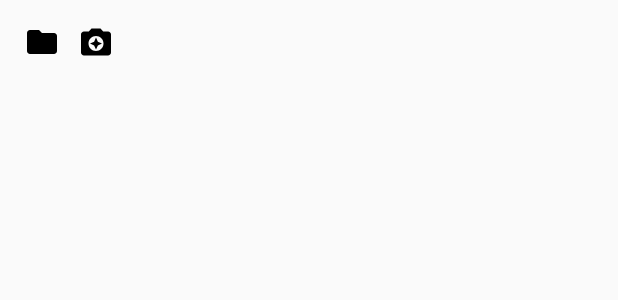
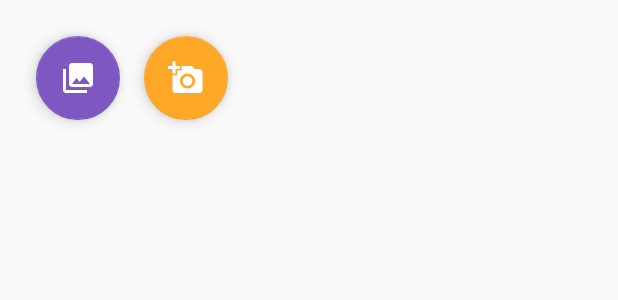
Before and after one commit to InstituteWebOps/complaints_box, an Android app: the layout alert_addimage.xml on its own in the app's theme, with its tools: preview values and no code run, on a phone screen of 412 x 824 dp. Shown: the top 300 px of the screen. Run offline under Robolectric (Android 15) with nearby library versions, the phone set to English and light mode, and no system bars; network calls fail.

Commit message:
Added viewpager to new complaint activity and photo upload almost done but param not working

```diff
--- a/app/build.gradle
+++ b/app/build.gradle
@@ -33,5 +33,7 @@ dependencies {
     compile 'com.android.support:recyclerview-v7:25.3.1'
     compile 'com.android.volley:volley:1.0.0'
     compile 'de.hdodenhof:circleimageview:2.1.0'
+    compile 'com.github.bumptech.glide:glide:3.7.0'
+
     testCompile 'junit:junit:4.12'
 }
--- a/app/src/main/java/com/example/harisanker/hostelcomplaints/JSONComplaintParser.java
+++ b/app/src/main/java/com/example/harisanker/hostelcomplaints/JSONComplaintParser.java
@@ -3,6 +3,7 @@ package com.example.harisanker.hostelcomplaints;
 import android.app.Activity;
 import android.util.JsonReader;
 import android.util.JsonToken;
+import android.util.Log;
 
 import java.io.ByteArrayInputStream;
 import java.io.IOException;
@@ -11,6 +12,7 @@ import java.io.InputStreamReader;
 import java.io.UnsupportedEncodingException;
 import java.nio.charset.Charset;
 import java.util.ArrayList;
+import java.util.Locale;
 
 /**
  * Created by DELL on 7/7/2017.
@@ -94,6 +96,9 @@ public class JSONComplaintParser {
                 complaint.setTag(reader.nextString());
             } else if (name.equals("comments")) {
                 complaint.setComments(Integer.parseInt(reader.nextString()));
+            } else if(name.equalsIgnoreCase("imageUrl")){
+//                Log.i("ImageUrl",reader.nextString());
+                complaint.setImageUrl(reader.nextString());
             } else if (name.equals("error")){
                 reader.nextString();
                 reader.endObject();
--- a/app/src/main/java/com/example/harisanker/hostelcomplaints/LatestThreadFragment.java
+++ b/app/src/main/java/com/example/harisanker/hostelcomplaints/LatestThreadFragment.java
@@ -81,8 +81,6 @@ public class LatestThreadFragment extends Fragment implements SwipeRefreshLayout
                 mRecyclerView.setAdapter(mAdapter);
                // mAdapter.notifyDataSetChanged();
 
-
-
             }
         }, new Response.ErrorListener() {
             @Override
--- /dev/null
+++ b/app/src/main/res/drawable/ic_add_a_photo_black_24dp.xml
@@ -0,0 +1,9 @@
+<vector xmlns:android="http://schemas.android.com/apk/res/android"
+        android:width="64dp"
+        android:height="64dp"
+        android:viewportWidth="24.0"
+        android:viewportHeight="24.0">
+    <path
+        android:fillColor="#FFFFFF"
+        android:pathData="M3,4L3,1h2v3h3v2L5,6v3L3,9L3,6L0,6L0,4h3zM6,10L6,7h3L9,4h7l1.83,2L21,6c1.1,0 2,0.9 2,2v12c0,1.1 -0.9,2 -2,2L5,22c-1.1,0 -2,-0.9 -2,-2L3,10h3zM13,19c2.76,0 5,-2.24 5,-5s-2.24,-5 -5,-5 -5,2.24 -5,5 2.24,5 5,5zM9.8,14c0,1.77 1.43,3.2 3.2,3.2s3.2,-1.43 3.2,-3.2 -1.43,-3.2 -3.2,-3.2 -3.2,1.43 -3.2,3.2z"/>
+</vector>
--- /dev/null
+++ b/app/src/main/res/drawable/ic_collections_black_24dp.xml
@@ -0,0 +1,9 @@
+<vector xmlns:android="http://schemas.android.com/apk/res/android"
+        android:width="64dp"
+        android:height="64dp"
+        android:viewportWidth="24.0"
+        android:viewportHeight="24.0">
+    <path
+        android:fillColor="#FFFFFF"
+        android:pathData="M22,16L22,4c0,-1.1 -0.9,-2 -2,-2L8,2c-1.1,0 -2,0.9 -2,2v12c0,1.1 0.9,2 2,2h12c1.1,0 2,-0.9 2,-2zM11,12l2.03,2.71L16,11l4,5L8,16l3,-4zM2,6v14c0,1.1 0.9,2 2,2h14v-2L4,20L4,6L2,6z"/>
+</vector>
--- a/app/src/main/res/layout/alert_addimage.xml
+++ b/app/src/main/res/layout/alert_addimage.xml
@@ -1,25 +1,39 @@
 <?xml version="1.0" encoding="utf-8"?>
 <RelativeLayout xmlns:android="http://schemas.android.com/apk/res/android"
-    android:layout_width="match_parent"
-    android:layout_height="match_parent"
+    android:layout_width="wrap_content"
+    android:layout_height="wrap_content"
     android:padding="16dp"
     android:layout_centerVertical="true"
     android:layout_centerHorizontal="true"
     xmlns:app="http://schemas.android.com/apk/res-auto">
 
-        <ImageButton
+    <LinearLayout
+        android:layout_width="wrap_content"
+        android:layout_height="wrap_content"
+        android:layout_centerInParent="true"
+        android:gravity="center">
+
+        <android.support.design.widget.FloatingActionButton
             android:layout_width="wrap_content"
             android:layout_height="wrap_content"
             android:id="@+id/ibt_gallery"
-            android:background="@drawable/ic_folder_black_24dp"/>
+            android:layout_margin="@dimen/fab_margin"
+            android:src="@drawable/ic_collections_black_24dp"
+            app:backgroundTint="#7E57C2"
+            app:fabSize="auto"/>
 
-        <ImageButton
+        <android.support.design.widget.FloatingActionButton
             android:layout_width="wrap_content"
             android:layout_height="wrap_content"
             android:id="@+id/ibt_camera"
-            android:layout_marginLeft="12dp"
-            android:background="@drawable/ic_camera_enhance_black_24dp"
+            android:layout_margin="@dimen/fab_margin"
+            android:src="@drawable/ic_add_a_photo_black_24dp"
             android:layout_toRightOf="@+id/ibt_gallery"
+            app:backgroundTint="#FFA726"
+            app:fabSize="auto"
             />
 
+    </LinearLayout>
+
+
 </RelativeLayout>
```
Also changed, not shown: app/src/main/java/com/example/harisanker/hostelcomplaints/Complaint.java (+9 -0 lines), app/src/main/java/com/example/harisanker/hostelcomplaints/ComplaintAdapter.java (+31 -2 lines), app/src/main/java/com/example/harisanker/hostelcomplaints/CustomComplainFragment.java (+15 -6 lines), app/src/main/res/drawable/ic_attachment_black_24dp.xml (added, +9 -0 lines), app/src/main/res/layout/complaint_card.xml (+22 -0 lines), app/src/main/res/layout/fragment_custom_complaint.xml (+6 -2 lines).
